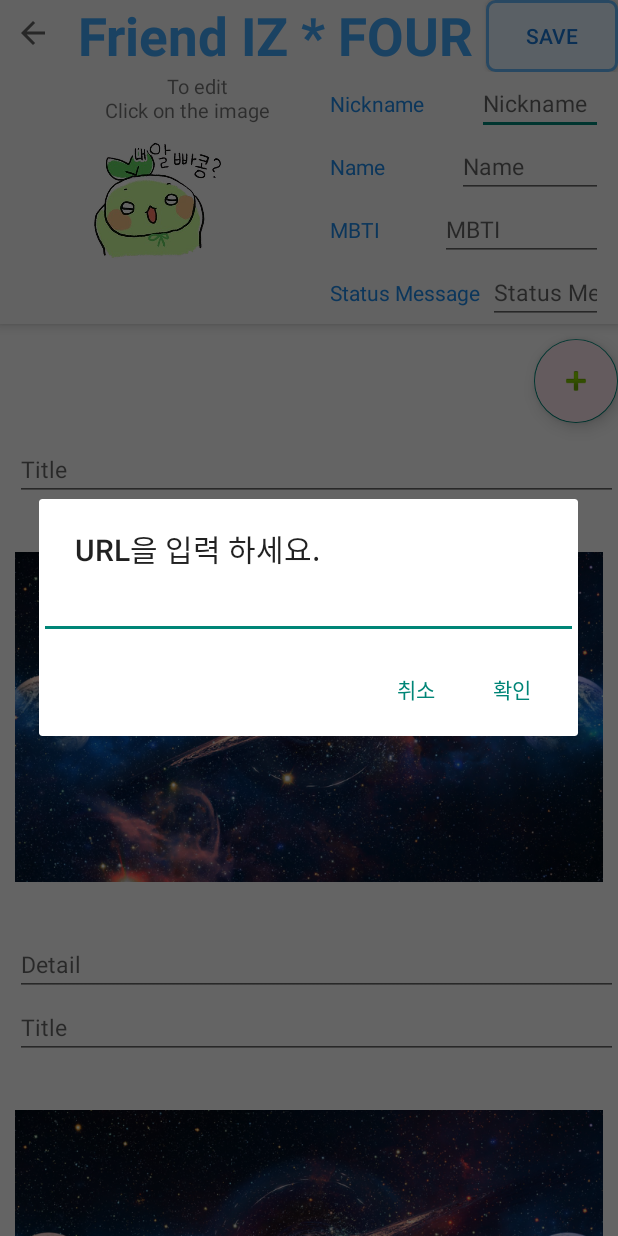
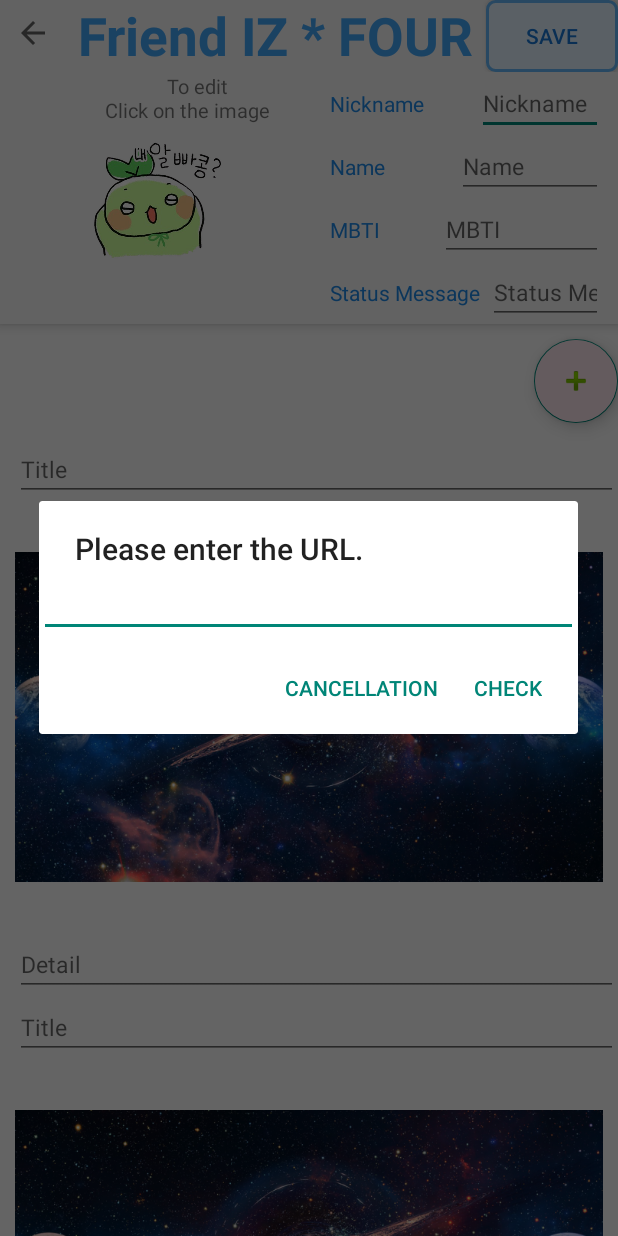
Before and after one commit to IZFOUR/IZ_Four_Project, an Android app: the FriendEdit screen opened directly, with no data from a screen before it, after a tap on an icon or button, on a phone screen of 412 x 824 dp. Run offline under Robolectric (Android 15) with nearby library versions, the phone set to English and light mode, and no system bars; our stand-ins replace Picasso.

Commit message:
[DOCS] : 📚 한/영 string 번역 작업(menu.xml, FriendEdit)

```diff
--- a/app/src/main/java/com/android/iz4/FriendEdit.kt
+++ b/app/src/main/java/com/android/iz4/FriendEdit.kt
@@ -110,7 +110,7 @@ class FriendEdit : AppCompatActivity() {
                 setResult(RESULT_OK, intent)
                 finish()
             } else {
-                Toast.makeText(this, "입력되지 않은 정보가 있습니다.", Toast.LENGTH_SHORT).show()
+                Toast.makeText(this, getString(R.string.No_Info), Toast.LENGTH_SHORT).show()
             }
         }
         val imgclick = findViewById<ImageView>(R.id.feprofile)
@@ -121,18 +121,18 @@ class FriendEdit : AppCompatActivity() {
 
     private fun dialog(imgView: ImageView) {
         val builder = AlertDialog.Builder(this)
-        builder.setTitle("URL을 입력 하세요.")
+        builder.setTitle(R.string.PL_URL)
 
         val inputEditText = EditText(this)
         builder.setView(inputEditText)
 
-        builder.setPositiveButton("확인") { dialog, which ->
+        builder.setPositiveButton(R.string.Check) { dialog, which ->
             imageUrl = inputEditText.text.toString()
             if (!imageUrl.isNullOrEmpty()) {
                 Picasso.get().load(imageUrl).error(R.drawable.question).into(imgView)
             }
         }
-        builder.setNegativeButton("취소") { dialog, which ->
+        builder.setNegativeButton(R.string.CCllt) { dialog, which ->
         }
         val dialog = builder.create()
         dialog.show()
--- a/app/src/main/res/menu/menu.xml
+++ b/app/src/main/res/menu/menu.xml
@@ -2,8 +2,8 @@
 <menu xmlns:android="http://schemas.android.com/apk/res/android">
     <item
         android:id="@+id/menu_item_1"
-        android:title="@string/mypage" />
+        android:title="@string/MyPage_MyPage" />
     <item
         android:id="@+id/menu_item_2"
-        android:title="@string/myability" />
+        android:title="@string/MyAbility" />
 </menu>
--- a/app/src/main/res/values/strings.xml
+++ b/app/src/main/res/values/strings.xml
@@ -29,6 +29,7 @@
     <string name="MyTv_review2">(Day 3/4) The dog that became our family</string>
     <string name="MyTv_Today2">Duck\'s Information</string>
     <string name="Tv_MyPgDt">MyPageDetail</string>
+    <string name="MyAbility">MyAbility</string>
     <string name="MyIb_AddMemo">Save</string>
     <string name="MyTv_MyTtl">" Please enter the subject."</string>
     <string name="MyEt_MyStt">" Month/Day: Please write a brief description."</string>
```
Also changed, not shown: 1 other file.
